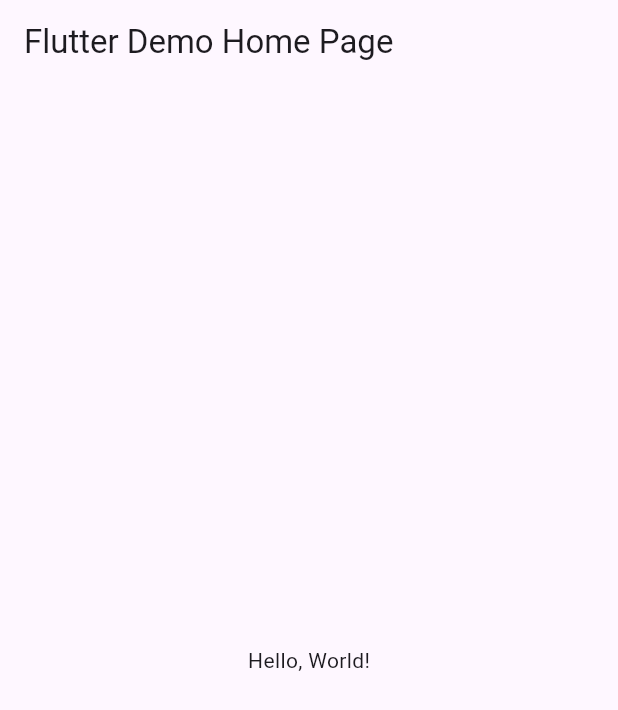
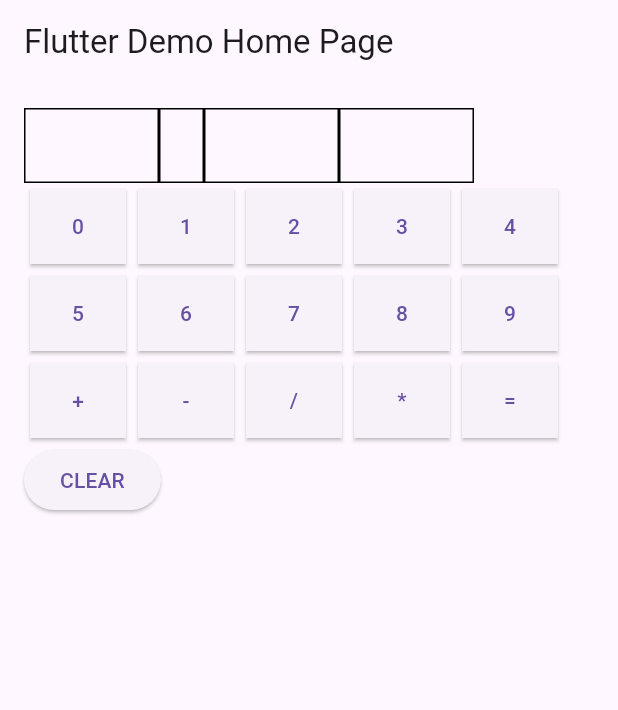
Before and after one commit to Estevan-Braz/fluttercalculadora, a Flutter app: the screen it shows after launch, on a phone screen of 412 x 824 dp. Shown: the top 710 px of the screen. Run offline on Flutter 3.47's test engine with Material 3 defaults, Android fonts, the phone set to English and light mode, and no system bars.

Commit message:
Second Commit

```diff
--- a/lib/main.dart
+++ b/lib/main.dart
@@ -34,10 +34,148 @@ class MyHomePage extends StatelessWidget {
         title: Text(title),
       ),
       body: Center(
-        child: Text(
-          'Hello, World!',
-        ),
+        child: Calculadora(),
       ),
     );
   }
 }
+
+class Calculadora extends StatefulWidget {
+  const Calculadora({super.key});
+  _CalculadoraState createState() => _CalculadoraState();
+}
+
+class _CalculadoraState extends State<Calculadora> {
+  String _numero1 = '';
+  String _operacao = '';
+  String _numero2 = '';
+  String _resultado = '';
+
+  void clicou(String valor) {
+    if (valor == 'CLEAR') {
+      setState(() {
+        _numero1 = '';
+        _operacao = '';
+        _numero2 = '';
+        _resultado = '';
+      });
+    } else if (valor == '=') {
+      if (_numero1 != '' && _operacao != '' && _numero2 != '') {
+        double num1 = double.parse(_numero1);
+        double num2 = double.parse(_numero2);
+        double resultado = 0;
+        if (_operacao == '+')
+          resultado = num1 + num2;
+        else if (_operacao == '-')
+          resultado = num1 - num2;
+        else if (_operacao == '/')
+          resultado = num1 / num2;
+        else if (_operacao == '*') resultado = num1 * num2;
+
+        setState(() {
+          _resultado = ' = $resultado';
+        });
+      }
+    } else if ((valor == '+' || valor == '-' || valor == '/' || valor == '*') &&
+        _numero1 != '') {
+      setState(() {
+        _operacao = valor;
+      });
+    } else if (_operacao == '') {
+      setState(() {
+        _numero1 += valor;
+      });
+    } else {
+      setState(() {
+        _numero2 += valor;
+      });
+    }
+  }
+
+  @override
+  Widget build(BuildContext context) {
+    return Padding(
+      padding: const EdgeInsets.all(16.0),
+      child: Column(
+        children: [
+          Row(
+            children: [
+              Visor(valor: _numero1, comprimento: 90),
+              Visor(valor: _operacao, comprimento: 30),
+              Visor(valor: _numero2, comprimento: 90),
+              Visor(valor: _resultado, comprimento: 90),
+            ],
+          ),
+          Row(
+            children: [
+              Botao(valor: "0", funcao: clicou),
+              Botao(valor: "1", funcao: clicou),
+              Botao(valor: "2", funcao: clicou),
+              Botao(valor: "3", funcao: clicou),
+              Botao(valor: "4", funcao: clicou),
+            ],
+          ),
+          Row(
+            children: [
+              Botao(valor: "5", funcao: clicou),
+              Botao(valor: "6", funcao: clicou),
+              Botao(valor: "7", funcao: clicou),
+              Botao(valor: "8", funcao: clicou),
+              Botao(valor: "9", funcao: clicou),
+            ],
+          ),
+          Row(
+            children: [
+              Botao(valor: "+", funcao: clicou),
+              Botao(valor: "-", funcao: clicou),
+              Botao(valor: "/", funcao: clicou),
+              Botao(valor: "*", funcao: clicou),
+              Botao(valor: "=", funcao: clicou),
+            ],
+          ),
+          Row(
+            children: [
+              ElevatedButton(
+                  onPressed: () => clicou("CLEAR"), child: Text("CLEAR")),
+            ],
+          ),
+        ],
+      ),
+    );
+  }
+}
+
+class Botao extends StatelessWidget {
+  final String valor;
+  final Function funcao;
+  const Botao({super.key, required this.valor, required this.funcao});
+
+  @override
+  Widget build(BuildContext context) {
+    return Padding(
+        padding: const EdgeInsets.all(4.0),
+        child: ElevatedButton(
+          style: ElevatedButton.styleFrom(
+            shape: RoundedRectangleBorder(borderRadius: BorderRadius.zero),
+            fixedSize: const Size(50, 50),
+          ),
+          onPressed: () => funcao(valor),
+          child: Text(valor),
+        ));
+  }
+}
+
+class Visor extends StatelessWidget {
+  final String valor;
+  final double comprimento;
+  const Visor({super.key, required this.valor, required this.comprimento});
+  Widget build(BuildContext context) {
+    return Container(
+      width: comprimento,
+      height: 50,
+      decoration:
+          BoxDecoration(border: Border.all(color: Colors.black, width: 1)),
+      child: Text(valor),
+    );
+  }
+}
```
